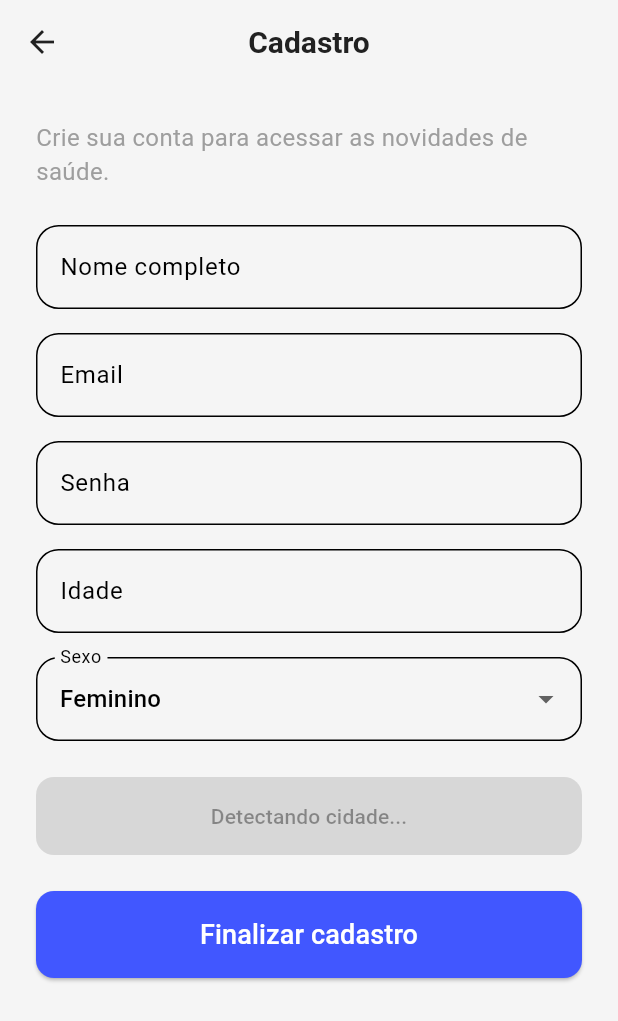
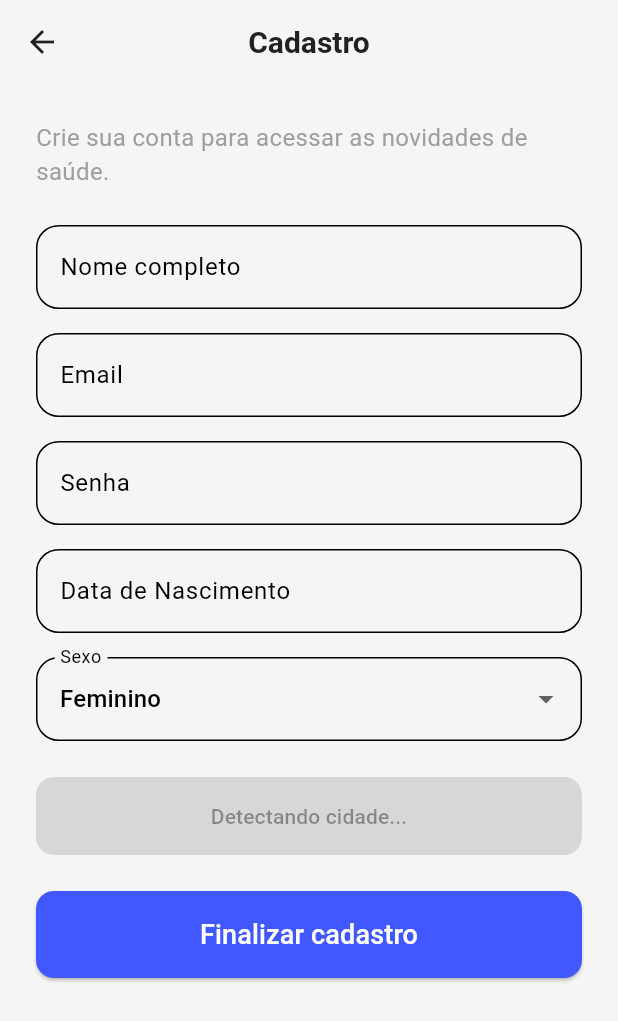
Before and after one commit to Conecta-Vida/Conecta-Vida-Mobile, a Flutter app: the SignupScreen screen opened directly, after a tap on "Detectar minha cidade", on a phone screen of 412 x 824 dp. Shown: the top 1021 px of the screen. Run offline on Flutter 3.47's test engine with Material 3 defaults, Android fonts, the phone set to English and light mode, and no system bars; our stand-ins replace flutter_dotenv, geolocator, google_fonts, hive, hive_flutter, share_plus; accounts and stored records are empty.

```diff
--- a/lib/screens/signup_screen.dart
+++ b/lib/screens/signup_screen.dart
@@ -205,7 +205,7 @@ class _SignupScreenState extends State<SignupScreen> {
                 controller: _idadeController,
                 keyboardType: TextInputType.number,
                 decoration: const InputDecoration(
-                  labelText: 'Idade',
+                  labelText: 'Data de Nascimento',
                   counterText: "",
                   border: OutlineInputBorder(
                     borderRadius: BorderRadius.all(Radius.circular(15.0)),
@@ -213,7 +213,7 @@ class _SignupScreenState extends State<SignupScreen> {
                 ),
                 validator: (value) {
                   if (value == null || value.trim().isEmpty) {
-                    return 'Digite sua idade';
+                    return 'Digite sua data de nascimento';
                   }
                   if (int.tryParse(value.trim()) == null) {
                     return 'Digite um número válido';
--- a/lib/services/supabase_service.dart
+++ b/lib/services/supabase_service.dart
@@ -27,7 +27,8 @@ class SupabaseService {
           'nome': usuario.nome.trim(),
           'email': usuario.email.trim(),
           'senha': senha.trim(),
-          'idade': int.tryParse(usuario.dataNascimento.toString()) ?? 0,
+          'data_nascimento':
+              int.tryParse(usuario.dataNascimento.toString()) ?? 0,
           'sexo': usuario.sexo,
           'localizacao':
               usuario.localizacao, // As coordenadas vêm pra cá direto!
@@ -60,10 +61,14 @@ class SupabaseService {
         if (data is Map && data.containsKey('token')) {
           jwtToken = data['token'];
         }
+        //retorna dados do usuario pro mobile
         return UserModel(
+          id: data['id'],
           nome: data['nome'] ?? email.split('@').first,
           email: data['email'] ?? email,
-          dataNascimento: data['idade'] is int ? data['idade'] : null,
+          dataNascimento: data['data_nascimento'] is int
+              ? data['data_nascimento']
+              : null,
           sexo: data['sexo'] ?? 'Não informado',
           localizacao: data['localizacao'] ?? 'Não informado',
         );
```
